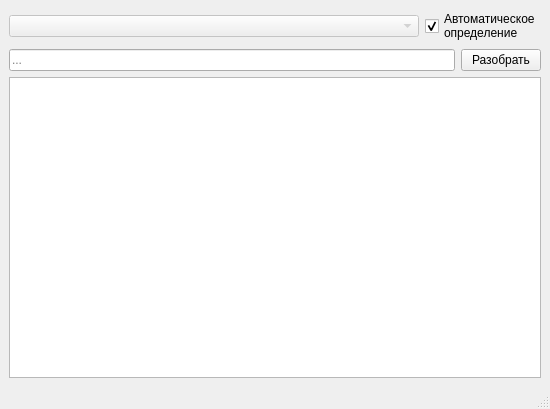
First picture: the form in ui/main_window.ui, repository bednick/parser-vendor-code, before the edit.
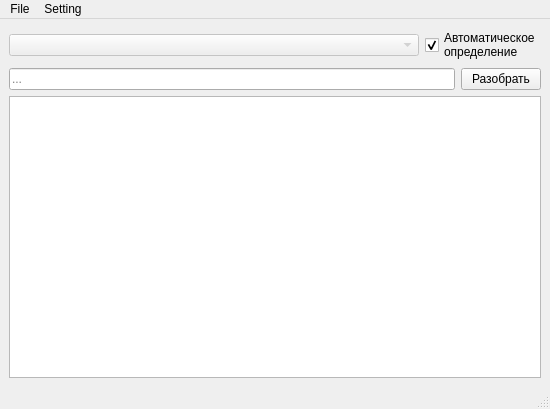
Second picture: the form after the edit.

Commit message: init template setting

The edit to the form file:
```diff
--- a/ui/main_window.ui
+++ b/ui/main_window.ui
@@ -85,6 +85,22 @@
      <height>26</height>
     </rect>
    </property>
+   <widget class="QMenu" name="menuFile">
+    <property name="title">
+     <string>File</string>
+    </property>
+    <addaction name="separator"/>
+    <addaction name="actionQuet"/>
+   </widget>
+   <widget class="QMenu" name="menuSetting">
+    <property name="title">
+     <string>Setting</string>
+    </property>
+    <addaction name="actionTemplates"/>
+    <addaction name="actionDirectories"/>
+   </widget>
+   <addaction name="menuFile"/>
+   <addaction name="menuSetting"/>
   </widget>
   <widget class="QStatusBar" name="statusbar"/>
  </widget>
```
Left out of the diff: 43 changed lines with no effect on the pictures. The commit also changes 16 other files.
